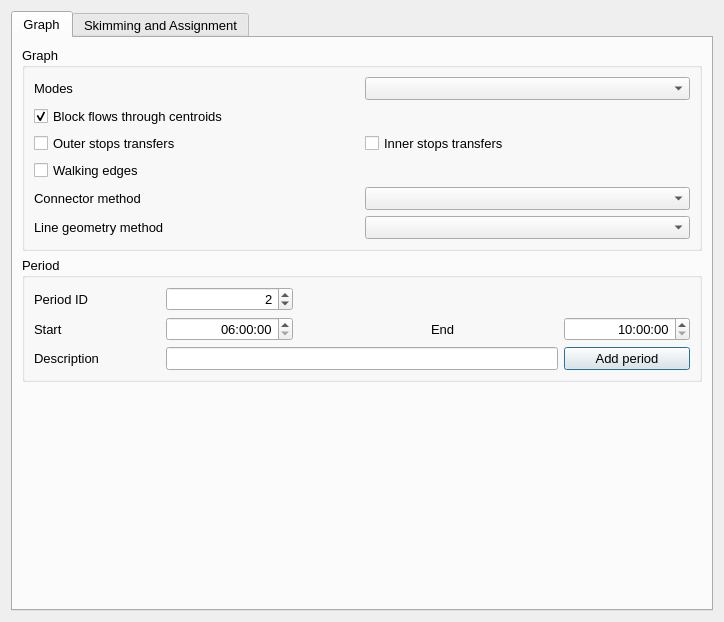
Qt form qaequilibrae/modules/public_transport_procedures/forms/ui_skimming_assignment.ui (AequilibraE/qaequilibrae) before a commit.
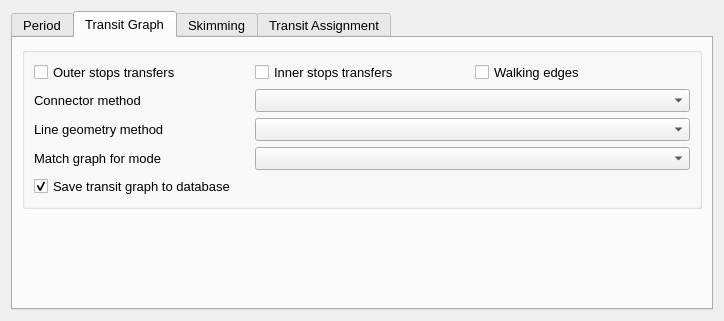
The same form after that commit. The open tabs and pages were chosen to show the change.

What changed in the file:
```diff
--- a/qaequilibrae/modules/public_transport_procedures/forms/ui_skimming_assignment.ui
+++ b/qaequilibrae/modules/public_transport_procedures/forms/ui_skimming_assignment.ui
@@ -7,14 +7,14 @@
     <x>0</x>
     <y>0</y>
     <width>724</width>
-    <height>622</height>
+    <height>294</height>
    </rect>
   </property>
   <property name="windowTitle">
    <string>Dialog</string>
   </property>
   <layout class="QGridLayout" name="gridLayout_2">
-   <item row="2" column="0">
+   <item row="0" column="0">
     <widget class="QTabWidget" name="tabWidget">
      <property name="font">
       <font>
@@ -24,182 +24,121 @@
      <property name="currentIndex">
       <number>0</number>
      </property>
+     <widget class="QWidget" name="tab_period">
+      <attribute name="title">
+       <string>Period</string>
+      </attribute>
+      <layout class="QGridLayout" name="gridLayout_3">
+       <item row="0" column="0">
+        <widget class="QPushButton" name="but_add_period">
+         <property name="text">
+          <string>Add new period</string>
+         </property>
+        </widget>
+       </item>
+       <item row="1" column="0">
+        <widget class="QTableWidget" name="tbl_periods">
+         <column>
+          <property name="text">
+           <string>Period ID</string>
+          </property>
+         </column>
+         <column>
+          <property name="text">
+           <string>Period start</string>
+          </property>
+         </column>
+         <column>
+          <property name="text">
+           <string>Period end</string>
+          </property>
+         </column>
+         <column>
+          <property name="text">
+           <string>Description</string>
+          </property>
+         </column>
+        </widget>
+       </item>
+      </layout>
+     </widget>
      <widget class="QWidget" name="graph_config">
       <attribute name="title">
-       <string>Graph</string>
+       <string>Transit Graph</string>
       </attribute>
       <layout class="QGridLayout" name="gridLayout">
-       <item row="2" column="0">
-        <widget class="QGroupBox" name="period">
-         <property name="title">
-          <string>Period</string>
-         </property>
-         <layout class="QGridLayout" name="gridLayout_3">
-          <item row="0" column="1">
-           <widget class="QSpinBox" name="spin_period_id">
-            <property name="alignment">
-             <set>Qt::AlignRight|Qt::AlignTrailing|Qt::AlignVCenter</set>
-            </property>
-            <property name="singleStep">
-             <number>1</number>
-            </property>
-            <property name="value">
-             <number>2</number>
-            </property>
-           </widget>
-          </item>
-          <item row="3" column="0">
-           <widget class="QLabel" name="label_11">
-            <property name="text">
-             <string>Description</string>
-            </property>
-           </widget>
-          </item>
-          <item row="3" column="4">
-           <widget class="QPushButton" name="but_add_period">
-            <property name="text">
-             <string>Add period</string>
-            </property>
-           </widget>
-          </item>
-          <item row="1" column="0">
-           <widget class="QLabel" name="label_9">
-            <property name="text">
-             <string>Start</string>
-            </property>
-           </widget>
-          </item>
-          <item row="1" column="1">
-           <widget class="QTimeEdit" name="time_start">
-            <property name="alignment">
-             <set>Qt::AlignRight|Qt::AlignTrailing|Qt::AlignVCenter</set>
-            </property>
-            <property name="minimumTime">
-             <time>
-              <hour>6</hour>
-              <minute>0</minute>
-              <second>0</second>
-             </time>
-            </property>
-            <property name="displayFormat">
-             <string>HH:mm:ss</string>
-            </property>
-           </widget>
-          </item>
-          <item row="1" column="4">
-           <widget class="QTimeEdit" name="time_end">
-            <property name="alignment">
-             <set>Qt::AlignRight|Qt::AlignTrailing|Qt::AlignVCenter</set>
-            </property>
-            <property name="minimumTime">
-             <time>
-              <hour>10</hour>
-              <minute>0</minute>
-              <second>0</second>
-             </time>
-            </property>
-            <property name="displayFormat">
-             <string>HH:mm:ss</string>
-            </property>
-           </widget>
-          </item>
-          <item row="0" column="0">
-           <widget class="QLabel" name="label_8">
-            <property name="text">
-             <string>Period ID</string>
-            </property>
-           </widget>
-          </item>
-          <item row="1" column="3">
-           <widget class="QLabel" name="label_12">
-            <property name="text">
-             <string>End</string>
-            </property>
-           </widget>
-          </item>
-          <item row="3" column="1" colspan="3">
-           <widget class="QLineEdit" name="ln_period_desc"/>
-          </item>
-         </layout>
-        </widget>
-       </item>
        <item row="0" column="0">
         <widget class="QGroupBox" name="graph">
          <property name="title">
-          <string>Graph</string>
+          <string/>
          </property>
          <layout class="QGridLayout" name="gridLayout_8">
-          <item row="6" column="1">
-           <widget class="QComboBox" name="cob_line_methods"/>
-          </item>
-          <item row="0" column="0">
-           <widget class="QLabel" name="label_1">
-            <property name="text">
-             <string>Modes</string>
-            </property>
-           </widget>
-          </item>
-          <item row="0" column="1">
-           <widget class="QComboBox" name="cob_mode"/>
-          </item>
-          <item row="6" column="0">
-           <widget class="QLabel" name="label_3">
-            <property name="text">
-             <string>Line geometry method</string>
-            </property>
-           </widget>
-          </item>
-          <item row="1" column="0" colspan="2">
-           <widget class="QCheckBox" name="chb_check_centroids">
-            <property name="font">
-             <font>
-              <pointsize>10</pointsize>
-             </font>
-            </property>
-            <property name="text">
-             <string>Block flows through centroids</string>
-            </property>
-            <property name="checked">
-             <bool>true</bool>
-            </property>
-           </widget>
-          </item>
-          <item row="5" column="0">
+          <item row="3" column="0">
            <widget class="QLabel" name="label_2">
             <property name="text">
              <string>Connector method</string>
             </property>
            </widget>
           </item>
-          <item row="5" column="1">
-           <widget class="QComboBox" name="cob_conn_methods"/>
-          </item>
-          <item row="4" column="0">
-           <widget class="QCheckBox" name="chb_walk_edges">
-            <property name="text">
-             <string>Walking edges</string>
-            </property>
-           </widget>
-          </item>
-          <item row="2" column="0">
+          <item row="1" column="0">
            <widget class="QCheckBox" name="chb_outer_stops">
             <property name="text">
              <string>Outer stops transfers</string>
             </property>
            </widget>
           </item>
-          <item row="2" column="1">
-           <widget class="QCheckBox" name="checkBox">
+          <item row="5" column="1" colspan="2">
+           <widget class="QComboBox" name="cob_mode"/>
+          </item>
+          <item row="1" column="2">
+           <widget class="QCheckBox" name="chb_walk_edges">
+            <property name="text">
+             <string>Walking edges</string>
+            </property>
+           </widget>
+          </item>
+          <item row="4" column="0">
+           <widget class="QLabel" name="label_3">
+            <property name="text">
+             <string>Line geometry method</string>
+            </property>
+           </widget>
+          </item>
+          <item row="3" column="1" colspan="2">
+           <widget class="QComboBox" name="cob_conn_methods"/>
+          </item>
+          <item row="4" column="1" colspan="2">
+           <widget class="QComboBox" name="cob_line_methods"/>
+          </item>
+          <item row="5" column="0">
+           <widget class="QLabel" name="label_1">
+            <property name="text">
+             <string>Match graph for mode</string>
+            </property>
+           </widget>
+          </item>
+          <item row="1" column="1">
+           <widget class="QCheckBox" name="chb_inner_stops">
             <property name="text">
              <string>Inner stops transfers</string>
             </property>
            </widget>
           </item>
+          <item row="6" column="0">
+           <widget class="QCheckBox" name="chb_save_graph">
+            <property name="text">
+             <string>Save transit graph to database</string>
+            </property>
+            <property name="checked">
+             <bool>true</bool>
+            </property>
+           </widget>
+          </item>
          </layout>
         </widget>
        </item>
-       <item row="3" column="0">
-        <spacer name="vtab11">
+       <item row="1" column="0">
+        <spacer name="vtab_11">
          <property name="orientation">
           <enum>Qt::Vertical</enum>
          </property>
@@ -213,12 +152,19 @@
        </item>
       </layout>
      </widget>
-     <widget class="QWidget" name="tab_skim_assign">
+     <widget class="QWidget" name="tab_skimming">
       <attribute name="title">
-       <string>Skimming and Assignment</string>
+       <string>Skimming</string>
       </attribute>
       <layout class="QGridLayout" name="gridLayout_4">
-       <item row="0" column="0" colspan="4">
+       <item row="1" column="0" colspan="3">
+        <widget class="QPushButton" name="but_create">
+         <property name="text">
+          <string>Create skims</string>
+         </property>
+        </widget>
+       </item>
+       <item row="0" column="0" colspan="3">
         <widget class="QGroupBox" name="skims_2">
          <property name="sizePolicy">
           <sizepolicy hsizetype="Preferred" vsizetype="Preferred">
@@ -227,42 +173,9 @@
           </sizepolicy>
          </property>
          <property name="title">
-          <string>Skims</string>
+          <string/>
          </property>
          <layout class="QGridLayout" name="gridLayout_9">
-          <item row="0" column="0" rowspan="7">
-           <widget class="QTableWidget" name="available_skims_table">
-            <property name="sizePolicy">
-             <sizepolicy hsizetype="Preferred" vsizetype="Preferred">
-              <horstretch>0</horstretch>
-              <verstretch>0</verstretch>
-             </sizepolicy>
-            </property>
-            <property name="accessibleName">
-             <string>&lt;html&gt;&lt;head/&gt;&lt;body&gt;&lt;p&gt;xcxc&lt;/p&gt;&lt;/body&gt;&lt;/html&gt;</string>
-            </property>
-            <property name="selectionMode">
-             <enum>QAbstractItemView::SingleSelection</enum>
-            </property>
-            <property name="selectionBehavior">
-             <enum>QAbstractItemView::SelectRows</enum>
-            </property>
-            <property name="rowCount">
-             <number>0</number>
-            </property>
-            <property name="columnCount">
-             <number>1</number>
-            </property>
-            <attribute name="verticalHeaderDefaultSectionSize">
-             <number>31</number>
-            </attribute>
-            <column>
-             <property name="text">
-              <string>Available skims</string>
-             </property>
-            </column>
-           </widget>
-          </item>
           <item row="2" column="1">
            <widget class="QToolButton" name="but_adds_to_skim">
             <property name="sizePolicy">
@@ -288,6 +201,39 @@
             </property>
            </widget>
           </item>
+          <item row="0" column="2" rowspan="7">
+           <widget class="QTableWidget" name="skim_list">
+            <property name="sizePolicy">
+             <sizepolicy hsizetype="Preferred" vsizetype="Preferred">
+              <horstretch>0</horstretch>
+              <verstretch>0</verstretch>
+             </sizepolicy>
+            </property>
+            <property name="accessibleName">
+             <string>&lt;html&gt;&lt;head/&gt;&lt;body&gt;&lt;p&gt;xcxc&lt;/p&gt;&lt;/body&gt;&lt;/html&gt;</string>
+            </property>
+            <property name="selectionMode">
+             <enum>QAbstractItemView::SingleSelection</enum>
+            </property>
+            <property name="selectionBehavior">
+             <enum>QAbstractItemView::SelectRows</enum>
+            </property>
+            <property name="rowCount">
+             <number>0</number>
+            </property>
+            <property name="columnCount">
+             <number>1</number>
+            </property>
+            <attribute name="verticalHeaderDefaultSectionSize">
+             <number>31</number>
+            </attribute>
+            <column>
+             <property name="text">
+              <string>Compute skims</string>
+             </property>
+            </column>
+           </widget>
+          </item>
           <item row="1" column="1">
            <spacer name="vtab21_2">
             <property name="sizePolicy">
@@ -307,25 +253,6 @@
             </property>
            </spacer>
           </item>
-          <item row="4" column="1">
-           <spacer name="vtab22_2">
-            <property name="sizePolicy">
-             <sizepolicy hsizetype="Preferred" vsizetype="Preferred">
-              <horstretch>0</horstretch>
-              <verstretch>0</verstretch>
-             </sizepolicy>
-            </property>
-            <property name="orientation">
-             <enum>Qt::Vertical</enum>
-            </property>
-            <property name="sizeHint" stdset="0">
-             <size>
-              <width>20</width>
-              <height>40</height>
-             </size>
-            </property>
-           </spacer>
-          </item>
           <item row="3" column="1">
            <widget class="QToolButton" name="but_removes_from_skim">
             <property name="sizePolicy">
@@ -351,8 +278,27 @@
             </property>
            </widget>
           </item>
-          <item row="0" column="2" rowspan="7">
-           <widget class="QTableWidget" name="skim_list">
+          <item row="4" column="1">
+           <spacer name="vtab22_2">
+            <property name="sizePolicy">
+             <sizepolicy hsizetype="Preferred" vsizetype="Preferred">
+              <horstretch>0</horstretch>
+              <verstretch>0</verstretch>
+             </sizepolicy>
+            </property>
+            <property name="orientation">
+             <enum>Qt::Vertical</enum>
+            </property>
+            <property name="sizeHint" stdset="0">
+             <size>
+              <width>20</width>
+              <height>40</height>
+             </size>
+            </property>
+           </spacer>
+          </item>
+          <item row="0" column="0" rowspan="7">
+           <widget class="QTableWidget" name="available_skims_table">
             <property name="sizePolicy">
              <sizepolicy hsizetype="Preferred" vsizetype="Preferred">
               <horstretch>0</horstretch>
@@ -379,7 +325,7 @@
             </attribute>
             <column>
              <property name="text">
-              <string>Compute skims</string>
+              <string>Available skims</string>
              </property>
             </column>
            </widget>
@@ -387,53 +333,53 @@
          </layout>
         </widget>
        </item>
-       <item row="1" column="0" colspan="4">
+      </layout>
+     </widget>
+     <widget class="QWidget" name="tab_assignment">
+      <attribute name="title">
+       <string>Transit Assignment</string>
+      </attribute>
+      <layout class="QGridLayout" name="gridLayout_5">
+       <item row="0" column="0">
         <widget class="QGroupBox" name="traffic_class_2">
          <property name="title">
-          <string>Transit Assignment</string>
+          <string/>
          </property>
          <layout class="QGridLayout" name="gridLayout_11">
-          <item row="2" column="0" colspan="2">
-           <widget class="QLabel" name="label_16">
-            <property name="text">
-             <string>Assignment class name</string>
-            </property>
-           </widget>
-          </item>
-          <item row="1" column="0">
+          <item row="0" column="0">
            <widget class="QLabel" name="label_14">
             <property name="text">
              <string>Matrix</string>
             </property>
            </widget>
           </item>
-          <item row="1" column="3">
-           <widget class="QComboBox" name="cob_matrix_core"/>
-          </item>
-          <item row="1" column="1">
-           <widget class="QComboBox" name="cob_matrices"/>
-          </item>
-          <item row="2" column="2" colspan="2">
-           <widget class="QLineEdit" name="ln_transit_class"/>
-          </item>
-          <item row="1" column="2">
+          <item row="0" column="2">
            <widget class="QLabel" name="label_15">
             <property name="text">
              <string>Matrix core</string>
             </property>
            </widget>
           </item>
-          <item row="0" column="0">
-           <widget class="QCheckBox" name="chb_set_assignment">
+          <item row="0" column="1">
+           <widget class="QComboBox" name="cob_matrices"/>
+          </item>
+          <item row="1" column="0" colspan="2">
+           <widget class="QLabel" name="label_16">
             <property name="text">
-             <string>Set transit assignment</string>
+             <string>Assignment class name</string>
             </property>
            </widget>
           </item>
+          <item row="0" column="3">
+           <widget class="QComboBox" name="cob_matrix_core"/>
+          </item>
+          <item row="1" column="2" colspan="2">
+           <widget class="QLineEdit" name="ln_transit_class"/>
+          </item>
          </layout>
         </widget>
        </item>
-       <item row="2" column="0" rowspan="2" colspan="4">
+       <item row="1" column="0">
         <widget class="QGroupBox" name="net_info_2">
          <property name="title">
           <string>Network information</string>
@@ -462,7 +408,7 @@
          </layout>
         </widget>
        </item>
-       <item row="4" column="0" colspan="4">
+       <item row="2" column="0">
         <widget class="QGroupBox" name="output_2">
          <property name="title">
           <string>Outputs</string>
@@ -478,14 +424,7 @@
          </layout>
         </widget>
        </item>
-       <item row="5" column="0" colspan="2">
-        <widget class="QPushButton" name="but_create">
-         <property name="text">
-          <string>Create skims</string>
-         </property>
-        </widget>
-       </item>
-       <item row="5" column="2" colspan="2">
+       <item row="3" column="0">
         <widget class="QPushButton" name="but_assign">
          <property name="text">
           <string>Perform assignment</string>
```
